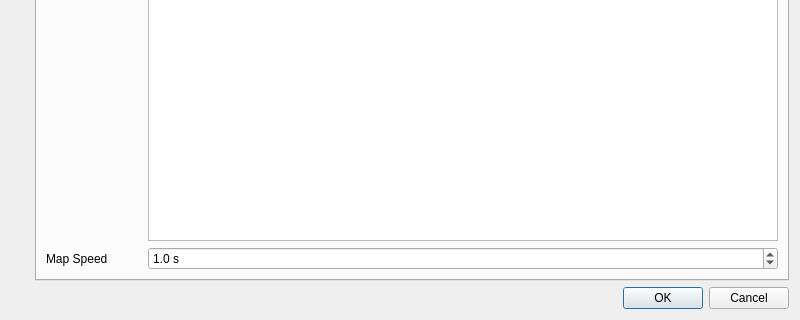
TomFryers/activate, file activate/resources/ui/settings.ui: the form before one commit; both pictures show x 0 to 800 and y 280 to 600 of the 800 by 600 pixel window.
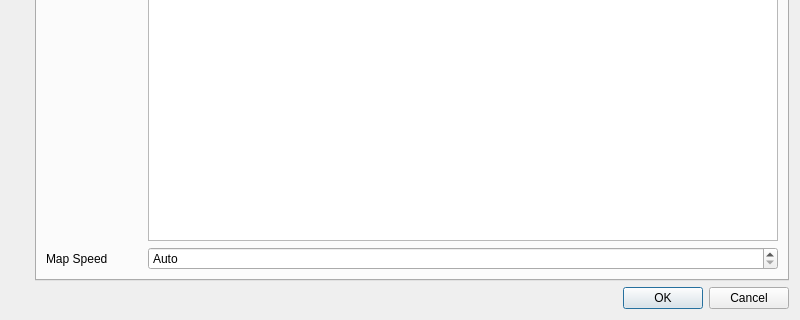
The form after the commit. Custom widgets are drawn as their Qt base class.

Commit message:
Add auto map speed setting
This makes Leaflet adapt the duration to the size of the fly manoeuvre,
which is good, but means the duration cannot be changed, so I only set
the duration if it isn't in auto mode.

Patch:
```diff
--- a/activate/resources/ui/settings.ui
+++ b/activate/resources/ui/settings.ui
@@ -56,6 +56,9 @@
        </item>
        <item row="1" column="1">
         <widget class="QDoubleSpinBox" name="map_speed_edit">
+         <property name="specialValueText">
+          <string>Auto</string>
+         </property>
          <property name="suffix">
           <string> s</string>
          </property>
@@ -69,7 +72,7 @@
           <double>0.100000000000000</double>
          </property>
          <property name="value">
-          <double>1.000000000000000</double>
+          <double>0.000000000000000</double>
          </property>
         </widget>
        </item>
```
The commit also changes 2 other files.
